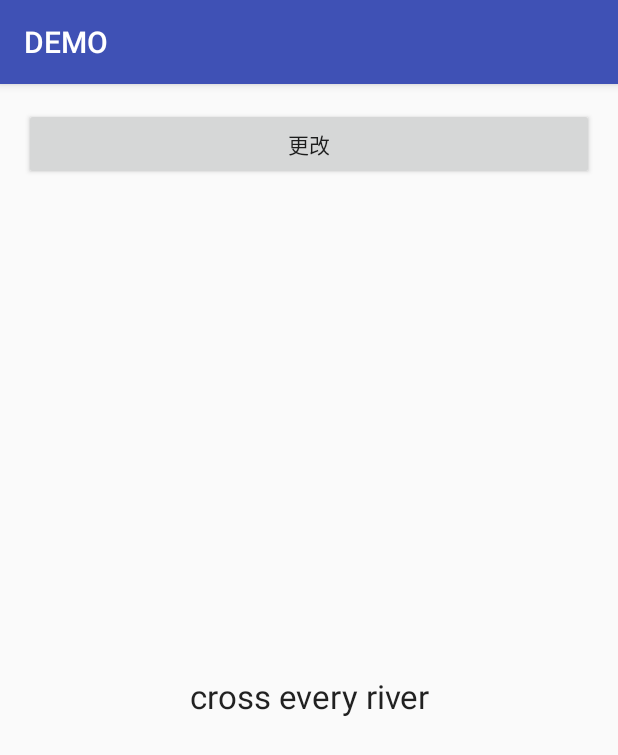
After one commit to maohhgg/AndroidStudioProjects, an Android app: the ThreadActivity screen opened directly, with no data from a screen before it, on a phone screen of 412 x 824 dp. The commit adds this screen. Shown: the top 755 px of the screen. Run offline under Robolectric (Android 15) with nearby library versions, the phone set to English and light mode, and no system bars.

Commit message:
Thread更新UI

```diff
--- a/SMS/app/src/main/AndroidManifest.xml
+++ b/SMS/app/src/main/AndroidManifest.xml
@@ -26,7 +26,8 @@
             </intent-filter>
         </activity>
         <activity android:name=".MusicActivity" />
-        <activity android:name=".VideoActivity"></activity>
+        <activity android:name=".VideoActivity" />
+        <activity android:name=".ThreadActivity"></activity>
     </application>
 
 </manifest>
--- a/SMS/app/src/main/java/com/example/mao/sms/MainActivity.java
+++ b/SMS/app/src/main/java/com/example/mao/sms/MainActivity.java
@@ -138,6 +138,9 @@ public class MainActivity extends AppCompatActivity {
             case R.id.action_video:
                 startActivity(new Intent(MainActivity.this,VideoActivity.class));
                 break;
+            case R.id.action_thread:
+                startActivity(new Intent(MainActivity.this,ThreadActivity.class));
+                break;
         }
 
         return super.onOptionsItemSelected(item);
--- /dev/null
+++ b/SMS/app/src/main/java/com/example/mao/sms/ThreadActivity.java
@@ -0,0 +1,42 @@
+package com.example.mao.sms;
+
+import android.os.Handler;
+import android.os.Message;
+import android.support.v7.app.AppCompatActivity;
+import android.os.Bundle;
+import android.view.View;
+import android.widget.TextView;
+
+public class ThreadActivity extends AppCompatActivity {
+    private TextView tv;
+
+    private Handler handler = new Handler() {
+        public void handleMessage(Message msg){
+            if(msg.what == 1){
+                tv.setText("Life Is Wonderful");
+            }
+        }
+    };
+
+    @Override
+    protected void onCreate(Bundle savedInstanceState) {
+        super.onCreate(savedInstanceState);
+        setContentView(R.layout.activity_thread);
+        tv = (TextView) findViewById(R.id.beChangeView);
+        findViewById(R.id.changeText).setOnClickListener(new View.OnClickListener() {
+            @Override
+            public void onClick(View view) {
+                new Thread(new Runnable() {
+                    @Override
+                    public void run() {
+                        Message msg = new Message();
+                        msg.what = 1;
+                        handler.sendMessage(msg);
+                    }
+                }).start();
+            }
+        });
+    }
+
+
+}
--- /dev/null
+++ b/SMS/app/src/main/res/layout/activity_thread.xml
@@ -0,0 +1,31 @@
+<?xml version="1.0" encoding="utf-8"?>
+<LinearLayout xmlns:android="http://schemas.android.com/apk/res/android"
+    android:orientation="vertical"
+    xmlns:tools="http://schemas.android.com/tools"
+    android:layout_width="match_parent"
+    android:layout_height="match_parent"
+    android:paddingBottom="@dimen/activity_vertical_margin"
+    android:paddingLeft="@dimen/activity_horizontal_margin"
+    android:paddingRight="@dimen/activity_horizontal_margin"
+    android:paddingTop="@dimen/activity_vertical_margin"
+    tools:context="com.example.mao.sms.ThreadActivity">
+    <Button
+        android:id="@+id/changeText"
+        android:text="更改"
+        android:layout_width="match_parent"
+        android:layout_height="wrap_content" />
+    <RelativeLayout
+        android:layout_width="match_parent"
+        android:layout_height="match_parent"
+        android:layout_gravity="center_horizontal">
+        <TextView
+            android:id="@+id/beChangeView"
+            android:text="cross every river"
+            android:gravity="center"
+            android:layout_width="match_parent"
+            android:layout_height="wrap_content"
+            android:textAppearance="?android:attr/textAppearanceLarge"
+            android:layout_centerVertical="true"
+            android:layout_alignParentStart="true" />
+    </RelativeLayout>
+</LinearLayout>
--- a/SMS/app/src/main/res/menu/menu_main.xml
+++ b/SMS/app/src/main/res/menu/menu_main.xml
@@ -17,4 +17,9 @@
         android:orderInCategory="100"
         android:title="@string/action_video"
         app:showAsAction="never" />
+    <item
+        android:id="@+id/action_thread"
+        android:orderInCategory="100"
+        android:title="@string/action_thread"
+        app:showAsAction="never" />
 </menu>
--- a/SMS/app/src/main/res/values/strings.xml
+++ b/SMS/app/src/main/res/values/strings.xml
@@ -3,6 +3,7 @@
     <string name="action_settings">选取照片</string>
     <string name="action_music">播放音乐</string>
     <string name="action_video">播放视频</string>
+    <string name="action_thread">多线程案例</string>
     <string name="pause">暂停</string>
     <string name="start">播放</string>
     <string name="stop">停止</string>
```
